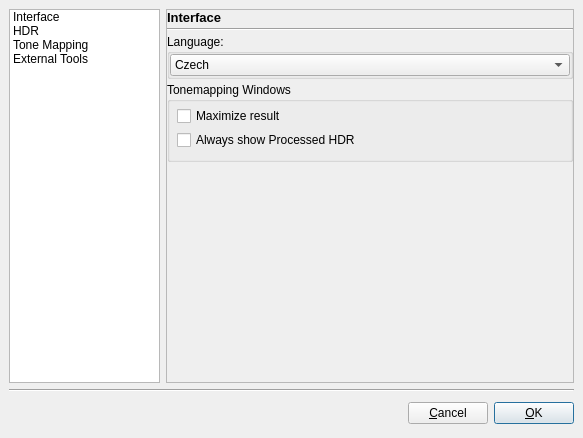
Qt form forms/PreferencesDialog.ui (LuminanceHDR/LuminanceHDR) before a commit.
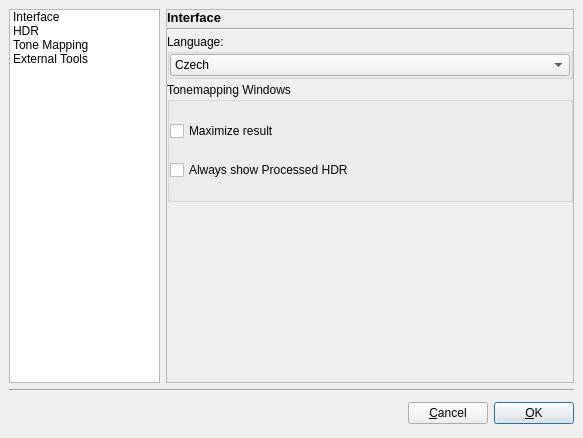
The same form after that commit. Icons and pictures are not drawn.

Patch:
```diff
--- a/forms/PreferencesDialog.ui
+++ b/forms/PreferencesDialog.ui
@@ -275,38 +275,28 @@
            <property name="maximumSize">
             <size>
              <width>16777215</width>
-             <height>80</height>
+             <height>120</height>
             </size>
            </property>
            <property name="title">
             <string>Tonemapping Windows</string>
            </property>
-           <widget class="QWidget" name="verticalLayoutWidget">
-            <property name="geometry">
-             <rect>
-              <x>10</x>
-              <y>20</y>
-              <width>261</width>
-              <height>52</height>
-             </rect>
-            </property>
-            <layout class="QVBoxLayout" name="verticalLayout">
-             <item>
-              <widget class="QCheckBox" name="checkBoxTMOWindowsMax">
-               <property name="text">
-                <string>Maximize result</string>
-               </property>
-              </widget>
-             </item>
-             <item>
-              <widget class="QCheckBox" name="checkBoxTMOWindowsHDR">
-               <property name="text">
-                <string>Always show Processed HDR</string>
-               </property>
-              </widget>
-             </item>
-            </layout>
-           </widget>
+           <layout class="QGridLayout" name="gridLayout">
+            <item row="0" column="0">
+             <widget class="QCheckBox" name="checkBoxTMOWindowsMax">
+              <property name="text">
+               <string>Maximize result</string>
+              </property>
+             </widget>
+            </item>
+            <item row="1" column="0">
+             <widget class="QCheckBox" name="checkBoxTMOWindowsHDR">
+              <property name="text">
+               <string>Always show Processed HDR</string>
+              </property>
+             </widget>
+            </item>
+           </layout>
           </widget>
          </item>
          <item>
@@ -874,7 +864,7 @@
    </item>
   </layout>
  </widget>
- <layoutdefault spacing="0" margin="0" />
+ <layoutdefault spacing="0" margin="0"/>
  <tabstops>
   <tabstop>okButton</tabstop>
   <tabstop>cancelButton</tabstop>
```
Left out of the diff: 454 changed lines with no effect on the pictures.
